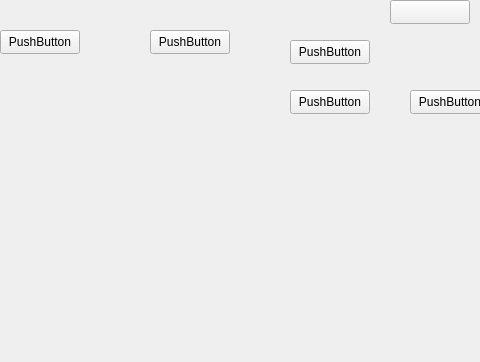
sofinvalery/LMS, file client/Forms/Main/mainwindow.ui: the form before one commit; both pictures show x 180 to 660 and y 0 to 362 of the 800 by 593 pixel window.
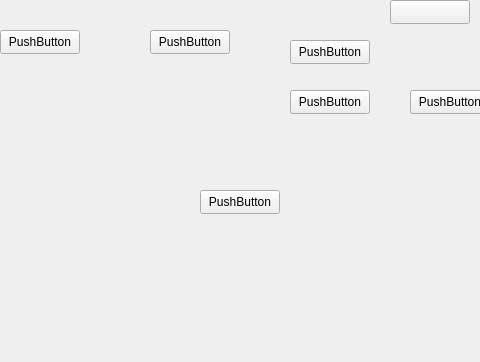
The form after the commit.

Commit message: added loader window

Patch:
```diff
--- a/client/Forms/Main/mainwindow.ui
+++ b/client/Forms/Main/mainwindow.ui
@@ -149,6 +149,19 @@
      <string>PushButton</string>
     </property>
    </widget>
+   <widget class="QPushButton" name="loaderButton">
+    <property name="geometry">
+     <rect>
+      <x>380</x>
+      <y>190</y>
+      <width>80</width>
+      <height>24</height>
+     </rect>
+    </property>
+    <property name="text">
+     <string>PushButton</string>
+    </property>
+   </widget>
   </widget>
   <widget class="QMenuBar" name="menubar">
    <property name="geometry">
```
The commit also changes 12 other files.
